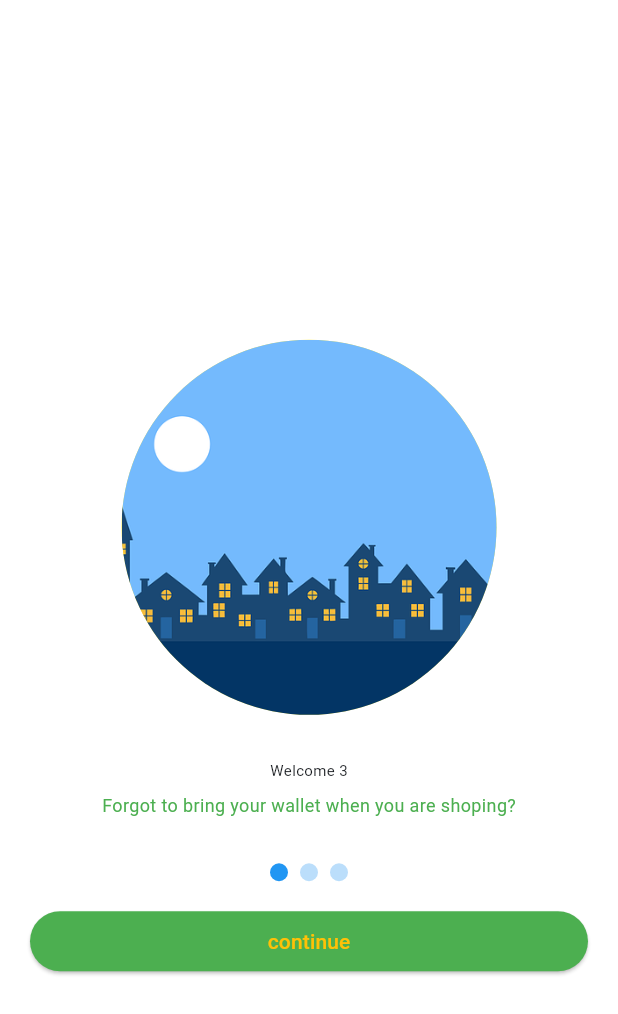
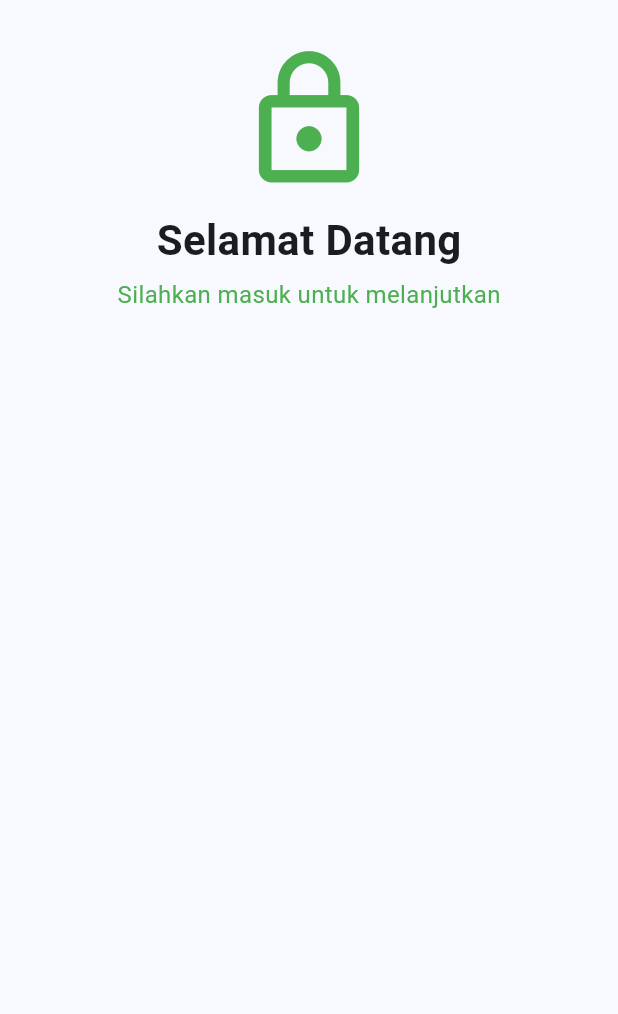
Before and after one commit to Mison1212/latihan_uts, a Flutter app: the SplashScreen3 screen opened directly, after a tap on "continue", on a phone screen of 412 x 824 dp. Shown: the top 1014 px of the screen. Run offline on Flutter 3.47's test engine with Material 3 defaults, Android fonts, the phone set to English and light mode, and no system bars.

Commit message:
Buat widget pada children Icon/ login image

```diff
--- a/lib/screen/login.dart
+++ b/lib/screen/login.dart
@@ -1,7 +1,7 @@
 import 'package:flutter/material.dart';
 
-class MyWidget extends StatelessWidget {
-  const MyWidget({super.key});
+class login extends StatelessWidget {
+  const login({super.key});
 
   @override
   Widget build(BuildContext context) {
@@ -9,16 +9,33 @@ class MyWidget extends StatelessWidget {
       body: SingleChildScrollView(
         child: Container(
           padding: const EdgeInsets.all(20.0),
+          child:Center(
           child: const Column(
             children: [
               SizedBox(height: 10),
               Icon(
-                Icons.lock_clock_outlined,
+                Icons.lock_outline,
                 size: 100,
                 color: Colors.green
               ),
               SizedBox(height: 10),
+              Text('Selamat Datang',
+              style: TextStyle(
+                fontSize: 28,
+                fontWeight: FontWeight.bold,
+              ),
+              ),
+              SizedBox(height: 5),
+
+              Text('Silahkan masuk untuk melanjutkan',
+              style: TextStyle(
+                fontSize: 16,
+                color: Colors.green,
+              ),
+              ),
+              SizedBox(height: 20),
             ],
+          ),
           ),
         ),
       ),
--- a/lib/screen/splash_screen_3.dart
+++ b/lib/screen/splash_screen_3.dart
@@ -1,4 +1,5 @@
 import 'package:flutter/material.dart';
+import 'package:latihan_uts/screen/login.dart';
 
 // shortcut yang digunakan: stl + Enter
 class SplashScreen3 extends StatelessWidget {
@@ -83,12 +84,16 @@ class SplashScreen3 extends StatelessWidget {
 
             SizedBox(height: 20),
            Container(
-            margin: const EdgeInsets.only(left: 20, right: 20),
+           margin: const EdgeInsets.only(left: 40, right: 40),
             child: SizedBox(
               height: 40,
               width: double.infinity,
               child: ElevatedButton(onPressed: (){
                 // todo call next pages
+                Navigator.push(
+                  context,
+                  MaterialPageRoute(builder: (context)=> login()),
+                );
 
               },
               style: ElevatedButton.styleFrom(
```
